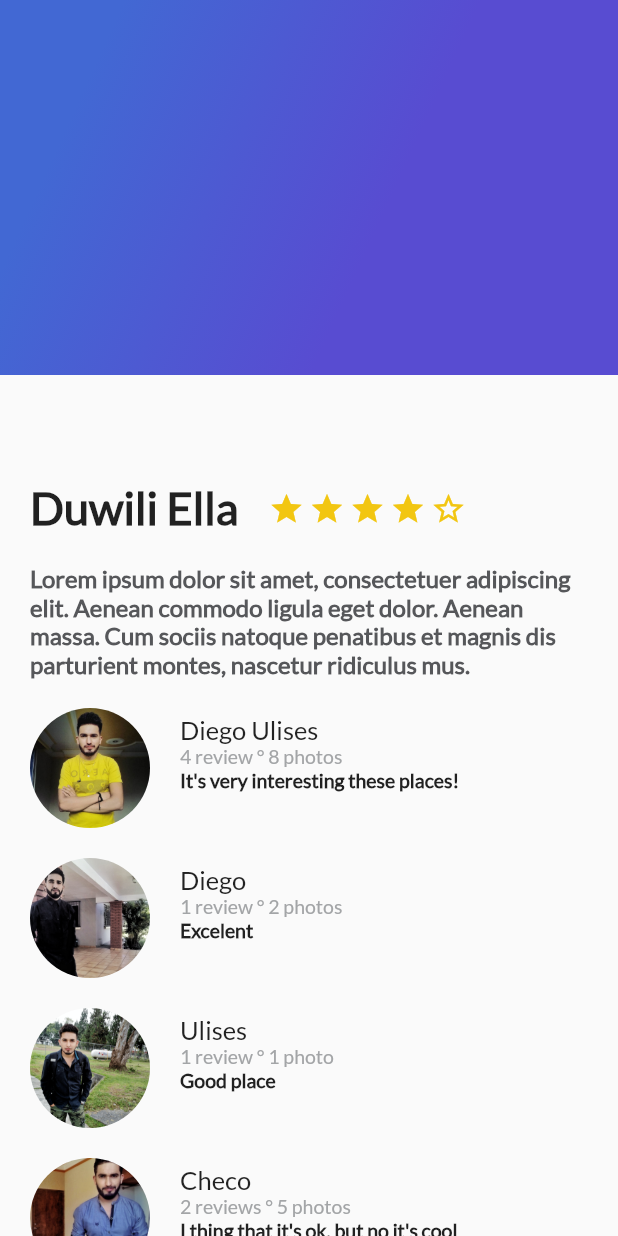
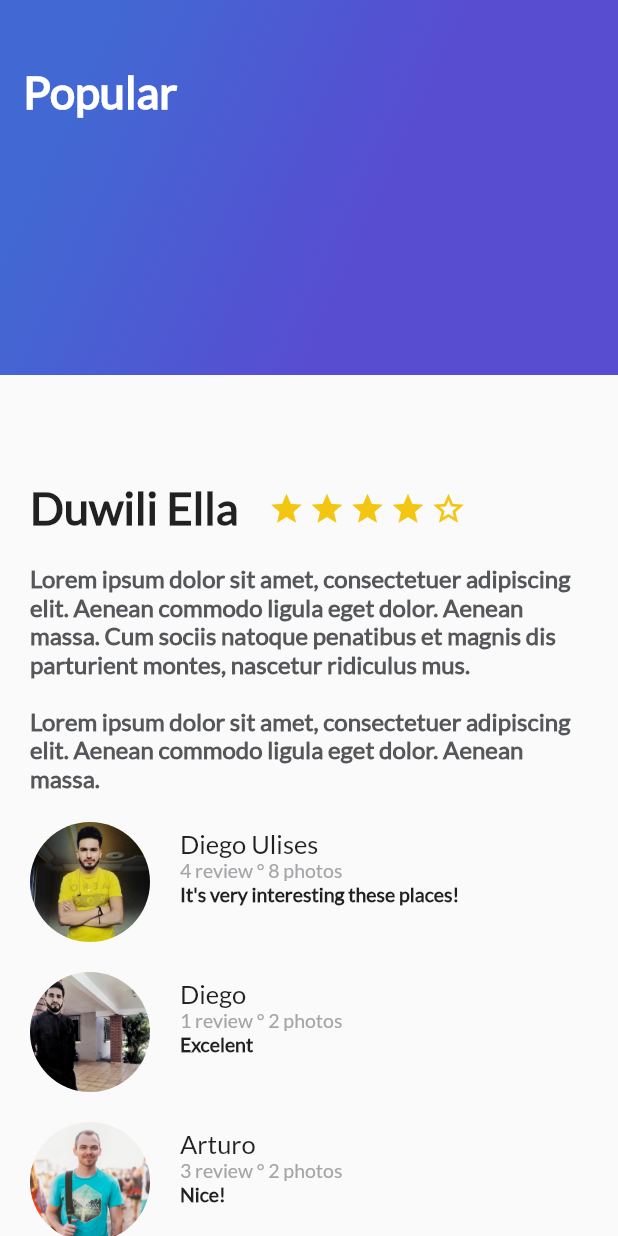
Before and after one commit to du-ulises/Curso-de-Flutter, a Flutter app: the screen it shows after launch, on a phone screen of 412 x 824 dp. Run offline on Flutter 3.47's test engine with Material 2 defaults, Android fonts, the phone set to English and light mode, and no system bars.

Commit message:
Widget Imagen Decorada

```diff
--- a/platzi_trips_app/lib/gradient_back.dart
+++ b/platzi_trips_app/lib/gradient_back.dart
@@ -1,6 +1,11 @@
 import 'package:flutter/material.dart';
 
 class GradientBack extends StatelessWidget {
+
+  String title = "Popular";
+
+  GradientBack(this.title);
+
   @override
   Widget build(BuildContext context) {
     // TODO: implement build
@@ -18,6 +23,19 @@ class GradientBack extends StatelessWidget {
           tileMode: TileMode.clamp
         )
       ),
+
+      child: Text(
+        title,
+        style: TextStyle(
+          color: Colors.white,
+          fontSize: 30,
+          fontFamily: "Lato",
+          fontWeight: FontWeight.bold
+        ),
+      ),
+
+      alignment: Alignment(-0.9, -0.6),
+
     );
   }
 
--- a/platzi_trips_app/lib/main.dart
+++ b/platzi_trips_app/lib/main.dart
@@ -7,7 +7,7 @@ void main() => runApp(MyApp());
 
 class MyApp extends StatelessWidget {
 
-  String descriptionDummy = "Lorem ipsum dolor sit amet, consectetuer adipiscing elit. Aenean commodo ligula eget dolor. Aenean massa. Cum sociis natoque penatibus et magnis dis parturient montes, nascetur ridiculus mus. ";
+  String descriptionDummy = "Lorem ipsum dolor sit amet, consectetuer adipiscing elit. Aenean commodo ligula eget dolor. Aenean massa. Cum sociis natoque penatibus et magnis dis parturient montes, nascetur ridiculus mus.\n\nLorem ipsum dolor sit amet, consectetuer adipiscing elit. Aenean commodo ligula eget dolor. Aenean massa.";
 
   // This widget is the root of your application.
   @override
@@ -36,7 +36,7 @@ class MyApp extends StatelessWidget {
                 ReviewList()
               ],
             ),
-            GradientBack()
+            GradientBack("Popular")
           ],
         ),
       ) //MyHomePage(title: 'Flutter Demo Home Page'),
--- a/platzi_trips_app/lib/review_list.dart
+++ b/platzi_trips_app/lib/review_list.dart
@@ -10,6 +10,7 @@ class ReviewList extends StatelessWidget{
       children: <Widget>[
         Review("assets/images/people.jpg", "Diego Ulises", "4 review ° 8 photos", "It's very interesting these places!"),
         Review("assets/images/1 (1).jpeg", "Diego", "1 review ° 2 photos", "Excelent"),
+        Review("assets/images/people2.jpg", "Arturo", "3 review ° 2 photos", "Nice!"),
         Review("assets/images/1 (2).jpeg", "Ulises", "1 review ° 1 photo", "Good place"),
         Review("assets/images/1 (3).jpeg", "Checo", "2 reviews ° 5 photos", "I thing that it's ok, but no it's cool")
       ],
```
Also changed, not shown: 4. Widgets sin estado en Flutter.txt (+9 -0 lines), platzi_trips_app/lib/card_image.dart (added, +40 -0 lines), platzi_trips_app/pubspec.yaml (+7 -0 lines), platzi_trips_app/assets/images/beach.jpeg (added), platzi_trips_app/assets/images/beach_palm.jpeg (added), platzi_trips_app/assets/images/mountain.jpeg (added), platzi_trips_app/assets/images/mountain_stars.jpeg (added), platzi_trips_app/assets/images/people2.jpg (added), platzi_trips_app/assets/images/river.jpeg (added), platzi_trips_app/assets/images/sunset.jpeg (added).
